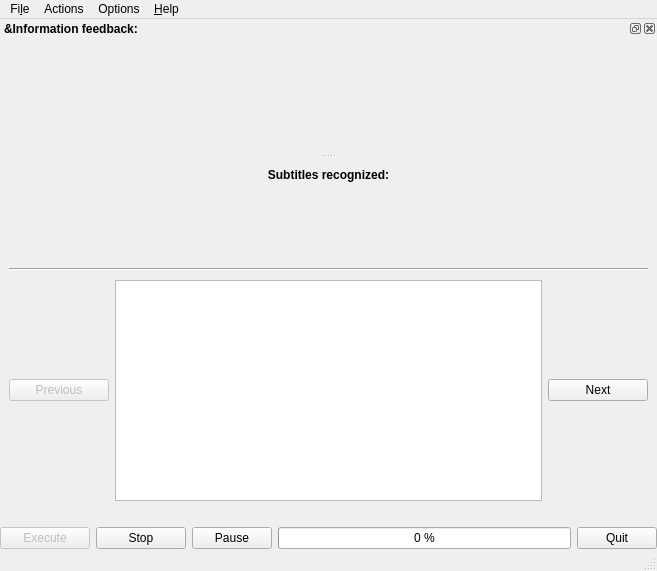
First picture: the form in ui_MKVExtractorQt5.ui, repository Hizoka76/MKV-Extractor-Qt5, before the edit.
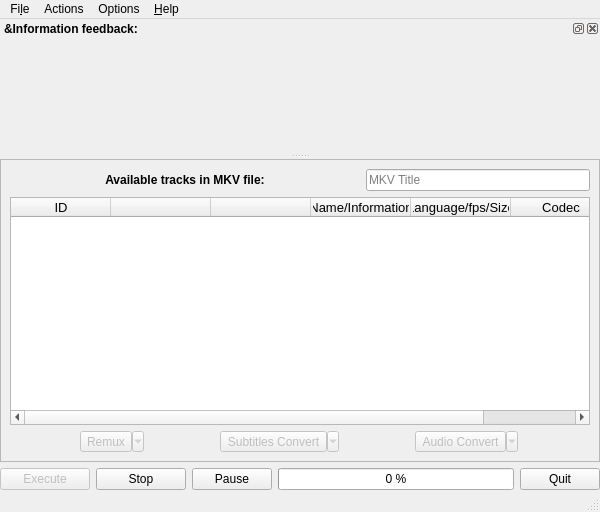
Second picture: the form after the edit. The open tabs and pages were chosen to show the change. Icons and pictures are not drawn.

What changed in the file:
```diff
--- a/ui_MKVExtractorQt5.ui
+++ b/ui_MKVExtractorQt5.ui
@@ -6,13 +6,13 @@
    <rect>
     <x>0</x>
     <y>0</y>
-    <width>657</width>
-    <height>571</height>
+    <width>600</width>
+    <height>512</height>
    </rect>
   </property>
   <property name="minimumSize">
    <size>
-    <width>525</width>
+    <width>600</width>
     <height>450</height>
    </size>
   </property>
@@ -234,17 +234,11 @@
                  <property name="text">
                   <string notr="true">ID</string>
                  </property>
-                 <property name="textAlignment">
-                  <set>AlignCenter</set>
-                 </property>
                 </column>
                 <column>
                  <property name="text">
                   <string notr="true"/>
                  </property>
-                 <property name="textAlignment">
-                  <set>AlignCenter</set>
-                 </property>
                  <property name="icon">
                   <iconset theme="checkbox">
                    <normaloff>.</normaloff>.</iconset>
@@ -266,25 +260,16 @@
                  <property name="text">
                   <string>Name/Information</string>
                  </property>
-                 <property name="textAlignment">
-                  <set>AlignCenter</set>
-                 </property>
                 </column>
                 <column>
                  <property name="text">
                   <string>Language/fps/Size</string>
                  </property>
-                 <property name="textAlignment">
-                  <set>AlignCenter</set>
-                 </property>
                 </column>
                 <column>
                  <property name="text">
                   <string>Codec</string>
                  </property>
-                 <property name="textAlignment">
-                  <set>AlignCenter</set>
-                 </property>
                 </column>
                </widget>
               </item>
@@ -340,7 +325,7 @@
                    <string>Convertion subtitles option. Qtesseract5 and BDSup2Sub (for SUP files) need to be present.</string>
                   </property>
                   <property name="text">
-                   <string>SUB to SRT</string>
+                   <string>Subtitles Convert</string>
                   </property>
                   <property name="icon">
                    <iconset resource="MKVRessources.qrc">
@@ -408,173 +393,6 @@
          </item>
         </layout>
        </widget>
-       <widget class="QWidget" name="SubsPage">
-        <layout class="QVBoxLayout" name="verticalLayout_6">
-         <property name="bottomMargin">
-          <number>20</number>
-         </property>
-         <item>
-          <layout class="QVBoxLayout" name="verticalLayout_5">
-           <item>
-            <widget class="QLabel" name="label_4">
-             <property name="font">
-              <font>
-               <weight>75</weight>
-               <bold>true</bold>
-              </font>
-             </property>
-             <property name="text">
-              <string>Subtitles recognized:</string>
-             </property>
-             <property name="alignment">
-              <set>Qt::AlignCenter</set>
-             </property>
-            </widget>
-           </item>
-           <item>
-            <widget class="QLabel" name="image_viewer">
-             <property name="minimumSize">
-              <size>
-               <width>0</width>
-               <height>70</height>
-              </size>
-             </property>
-             <property name="maximumSize">
-              <size>
-               <width>16777215</width>
-               <height>70</height>
-              </size>
-             </property>
-             <property name="font">
-              <font>
-               <weight>50</weight>
-               <bold>false</bold>
-              </font>
-             </property>
-             <property name="statusTip">
-              <string>Tesseract couldn't recognize the subtitle file. It must be done manually.</string>
-             </property>
-             <property name="text">
-              <string/>
-             </property>
-             <property name="alignment">
-              <set>Qt::AlignCenter</set>
-             </property>
-            </widget>
-           </item>
-           <item>
-            <widget class="Line" name="line_2">
-             <property name="minimumSize">
-              <size>
-               <width>0</width>
-               <height>10</height>
-              </size>
-             </property>
-             <property name="font">
-              <font>
-               <weight>50</weight>
-               <bold>false</bold>
-              </font>
-             </property>
-             <property name="orientation">
-              <enum>Qt::Horizontal</enum>
-             </property>
-            </widget>
-           </item>
-           <item>
-            <layout class="QHBoxLayout" name="horizontalLayout_6">
-             <item>
-              <widget class="QPushButton" name="sub_previous">
-               <property name="enabled">
-                <bool>false</bool>
-               </property>
-               <property name="sizePolicy">
-                <sizepolicy hsizetype="Maximum" vsizetype="Fixed">
-                 <horstretch>0</horstretch>
-                 <verstretch>0</verstretch>
-                </sizepolicy>
-               </property>
-               <property name="minimumSize">
-                <size>
-                 <width>100</width>
-                 <height>0</height>
-                </size>
-               </property>
-               <property name="maximumSize">
-                <size>
-                 <width>100</width>
-                 <height>16777215</height>
-                </size>
-               </property>
-               <property name="toolTip">
-                <string/>
-               </property>
-               <property name="statusTip">
-                <string>Previous subtitle image.</string>
-               </property>
-               <property name="text">
-                <string>Previous</string>
-               </property>
-               <property name="icon">
-                <iconset resource="MKVRessources.qrc">
-                 <normaloff>:/img/go-previous.png</normaloff>:/img/go-previous.png</iconset>
-               </property>
-              </widget>
-             </item>
-             <item>
-              <widget class="QPlainTextEdit" name="sub_text">
-               <property name="font">
-                <font>
-                 <weight>50</weight>
-                 <bold>false</bold>
-                </font>
-               </property>
-               <property name="plainText">
-                <string/>
-               </property>
-              </widget>
-             </item>
-             <item>
-              <widget class="QPushButton" name="sub_next">
-               <property name="sizePolicy">
-                <sizepolicy hsizetype="Maximum" vsizetype="Fixed">
-                 <horstretch>0</horstretch>
-                 <verstretch>0</verstretch>
-                </sizepolicy>
-               </property>
-               <property name="minimumSize">
-                <size>
-                 <width>100</width>
-                 <height>0</height>
-                </size>
-               </property>
-               <property name="maximumSize">
-                <size>
-                 <width>100</width>
-                 <height>16777215</height>
-                </size>
-               </property>
-               <property name="toolTip">
-                <string/>
-               </property>
-               <property name="statusTip">
-                <string>Next subtitle image.</string>
-               </property>
-               <property name="text">
-                <string>Next</string>
-               </property>
-               <property name="icon">
-                <iconset resource="MKVRessources.qrc">
-                 <normaloff>:/img/go-next.png</normaloff>:/img/go-next.png</iconset>
-               </property>
-              </widget>
-             </item>
-            </layout>
-           </item>
-          </layout>
-         </item>
-        </layout>
-       </widget>
        <widget class="QWidget" name="ConfigsPage">
         <layout class="QVBoxLayout" name="verticalLayout_7">
          <property name="topMargin">
@@ -1247,7 +1065,7 @@
     <rect>
      <x>0</x>
      <y>0</y>
-     <width>657</width>
+     <width>600</width>
      <height>30</height>
     </rect>
    </property>
```
Left out of the diff: 217 changed lines with no effect on the pictures.
